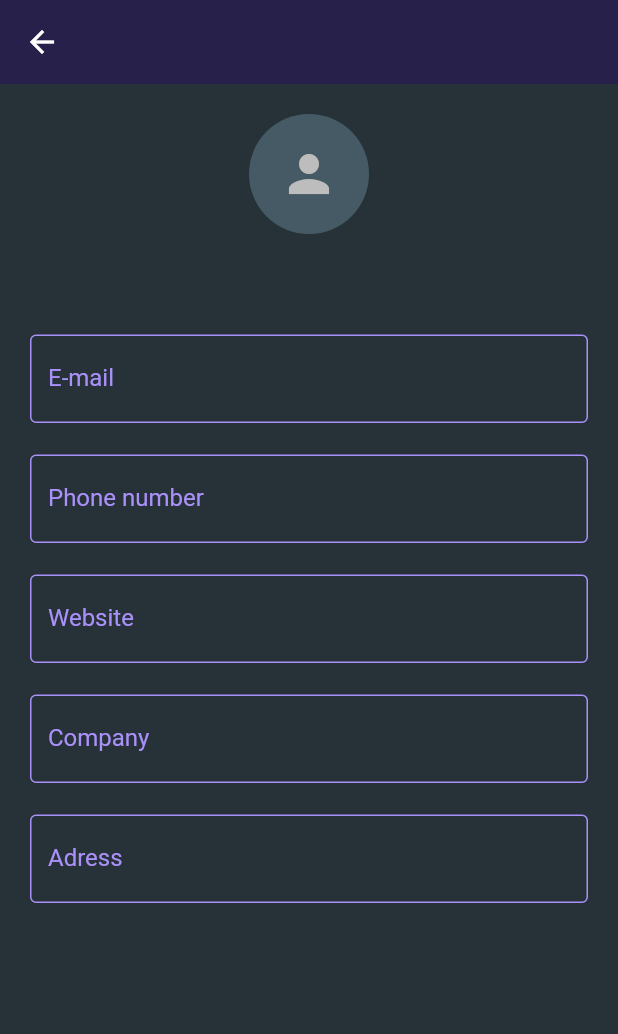
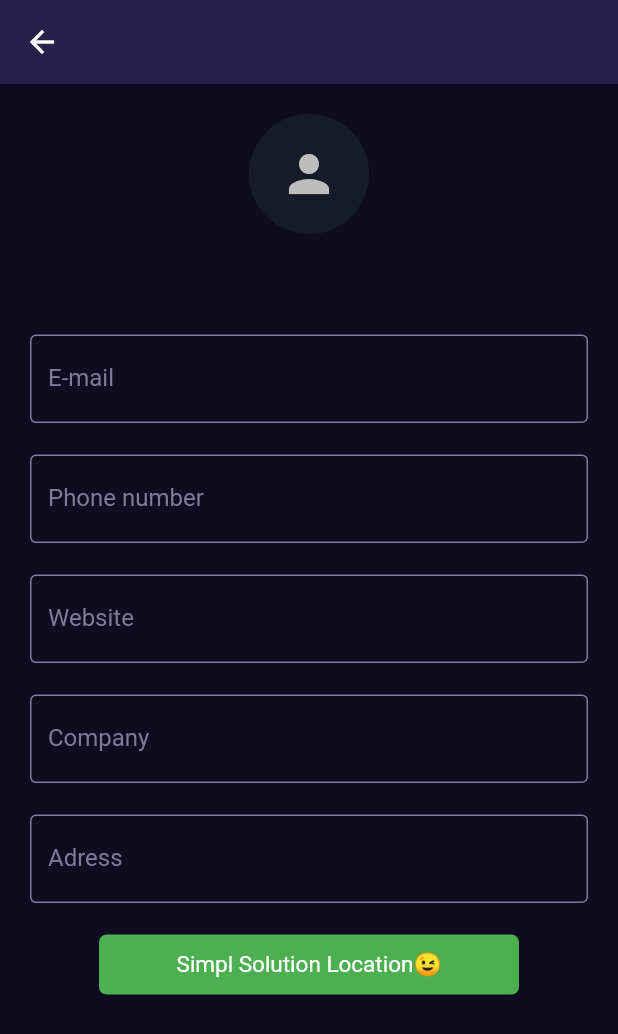
Before and after one commit to Umidjon-18/exercise_app_bloc, a Flutter app: the ContactPage screen opened directly with empty values, on a phone screen of 412 x 824 dp. Shown: the top 1034 px of the screen. Run offline on Flutter 3.47's test engine with Material 2 defaults, Android fonts, the phone set to English and light mode, and no system bars; our stand-ins replace flutter_local_notifications, google_maps_flutter, shimmer; network calls fail.

```diff
--- a/lib/data/provider/home_provider.dart
+++ b/lib/data/provider/home_provider.dart
@@ -38,10 +38,10 @@ class HomeProvider extends ChangeNotifier {
     state = HomeProviderState.isLoading;
     notifyListeners();
     posts = await Network().getData('posts');
+    comments = await Network().getData('comments');
     gallery = await Network().getData('albums');
     check = await Network().getData('todos');
     contacts = await Network().getData('users');
-    comments = await Network().getData('comments');
     state = HomeProviderState.isDone;
     notifyListeners();
   }
--- a/lib/ui/pages/contact_page.dart
+++ b/lib/ui/pages/contact_page.dart
@@ -1,4 +1,5 @@
 import 'package:exercise_app/utils/contants.dart';
+import 'package:exercise_app/utils/routes.dart';
 import 'package:flutter/material.dart';
 
 import '../widgets/custom_textfield.dart';
@@ -9,7 +10,7 @@ class ContactPage extends StatelessWidget {
   @override
   Widget build(BuildContext context) {
     return Scaffold(
-      backgroundColor: Colors.blueGrey[900],
+      backgroundColor: Constants.bgColor,
       appBar: AppBar(
         elevation: 0,
         centerTitle: true,
@@ -21,6 +22,7 @@ class ContactPage extends StatelessWidget {
       ),
       body: Container(
         padding: const EdgeInsets.all(20),
+        child: SingleChildScrollView(
           child: Column(
             crossAxisAlignment: CrossAxisAlignment.center,
             children: [
@@ -31,9 +33,9 @@ class ContactPage extends StatelessWidget {
                   Container(
                     width: 80,
                     height: 80,
-                  decoration: BoxDecoration(
+                    decoration: const BoxDecoration(
                       shape: BoxShape.circle,
-                    color: Colors.blueGrey[700],
+                      color: Color(0xff171a29),
                     ),
                     child: Center(
                       child: Icon(
@@ -75,7 +77,26 @@ class ContactPage extends StatelessWidget {
               const SizedBox(height: 20),
               // #address field
               customTextField('Adress', userData['address']['street']),
+              const SizedBox(height: 20),
+              GestureDetector(
+                onTap: () => Navigator.pushNamed(context, Routes.googleMapPage),
+                child: Container(
+                  margin: const EdgeInsets.symmetric(horizontal: 1),
+                  width: 280,
+                  height: 40,
+                  decoration: BoxDecoration(
+                    color: Colors.green,
+                    borderRadius: BorderRadius.circular(5),
+                  ),
+                  child: const Center(
+                      child: Text(
+                    'Simpl Solution Location😉',
+                    style: TextStyle(color: Colors.white, fontSize: 15),
+                  )),
+                ),
+              ),
             ],
+          ),
         ),
       ),
     );
--- a/lib/ui/pages/news_item_page.dart
+++ b/lib/ui/pages/news_item_page.dart
@@ -20,7 +20,7 @@ class NewsItemPage extends StatelessWidget {
   @override
   Widget build(BuildContext context) {
     return Scaffold(
-      backgroundColor: Colors.blueGrey[900],
+      backgroundColor: Constants.bgColor,
       appBar: AppBar(
         elevation: 0,
         centerTitle: true,
--- a/lib/ui/widgets/custom_textfield.dart
+++ b/lib/ui/widgets/custom_textfield.dart
@@ -13,13 +13,15 @@ Container customTextField(String labelName, String value) {
       controller: textEditingController,
       decoration: InputDecoration(
         enabledBorder: const OutlineInputBorder(
-          borderSide: BorderSide(color: Color.fromARGB(255, 170, 144, 249), width: 1),
+          borderSide: BorderSide(color: Color(0xff807b9c), width: 1),
         ),
         focusedBorder: const OutlineInputBorder(
-          borderSide: BorderSide(color: Color.fromARGB(255, 170, 144, 249), width: 1),
+          borderSide: BorderSide(color: Color(0xff807b9c), width: 1),
         ),
         label: Text(labelName),
-        labelStyle: const TextStyle(color: Color.fromARGB(255, 170, 144, 249)),
+        labelStyle: const TextStyle(
+          color: Color(0xff807b9c),
+        ),
       ),
     ),
   );
--- a/lib/utils/routes.dart
+++ b/lib/utils/routes.dart
@@ -5,6 +5,7 @@ import 'package:flutter/material.dart';
 
 import '../ui/pages/comment_page.dart';
 import '../ui/pages/contact_page.dart';
+import '../ui/pages/googlemap_page.dart';
 
 class Routes {
   static const newsPage = '/';
@@ -12,6 +13,7 @@ class Routes {
   static const contactPage = '/contact';
   static const newsItemPage = '/newsItem';
   static const commentPage = '/comment';
+  static const googleMapPage = '/googleMap';
 
   static Route<dynamic> generateRoute(RouteSettings routeSettings) {
     try {
@@ -62,7 +64,8 @@ class Routes {
               comments: args?['comments'],
             ),
           );
-
+        case googleMapPage:
+          return MaterialPageRoute(builder: (context) => const GoogleMapPage());
         default:
           return MaterialPageRoute(builder: (context) => const HomePage());
       }
--- a/pubspec.yaml
+++ b/pubspec.yaml
@@ -14,6 +14,9 @@ dependencies:
   http: ^0.13.5
   shimmer: ^2.0.0
   flutter_local_notifications: ^9.7.0
+  google_maps_flutter: ^2.1.10
+  flutter_polyline_points: ^1.0.0
+  dio: ^4.0.6
 
 dev_dependencies:
   flutter_test:
```
Also changed, not shown: lib/ui/pages/googlemap_page.dart (added, +37 -0 lines), lib/ui/widgets/comment_item.dart (+6 -9 lines), pubspec.lock, 5 other files. Lines whose indentation alone changed are shown as unchanged.
